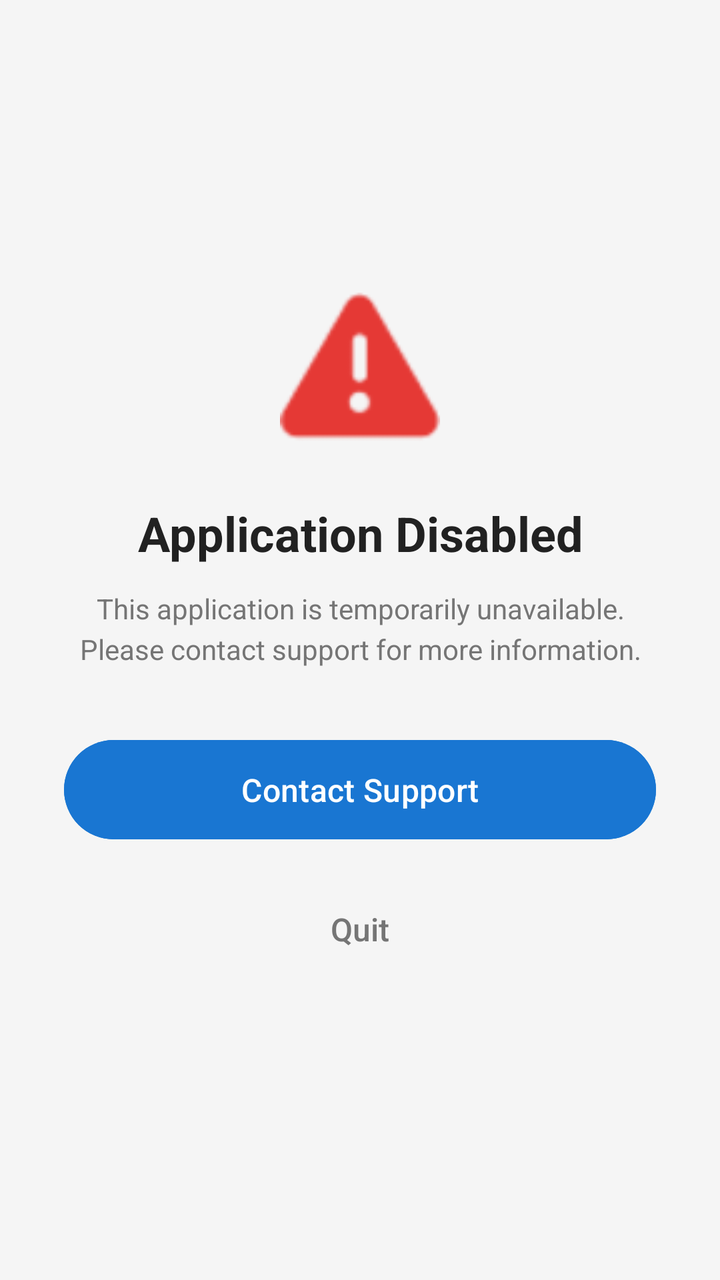
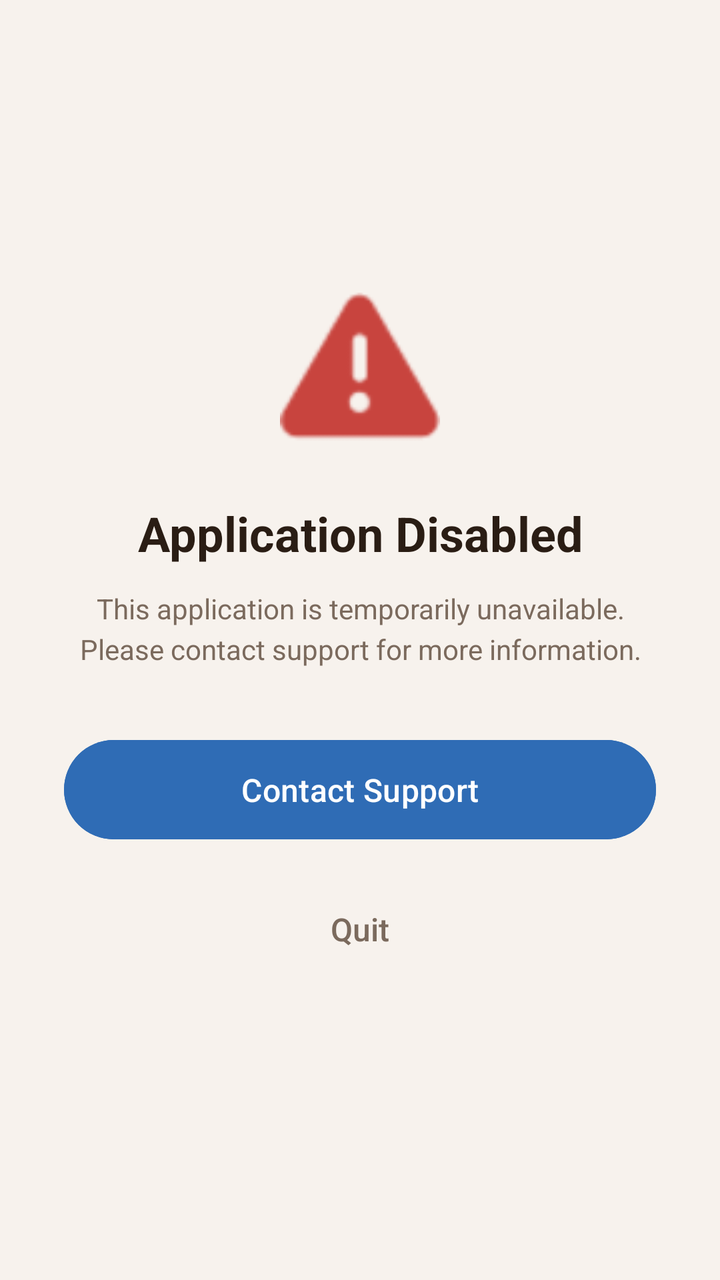

Two renders of the same Android screen: before a commit and after it. Below are the layout's source before the change and the commit's diff.
<!-- AndroidManifest.xml: application theme Theme.LoyaltyApp -->
<!-- res/layout/activity_blocked.xml -->
<LinearLayout xmlns:android="http://schemas.android.com/apk/res/android"
    android:orientation="vertical"
    android:gravity="center"
    android:padding="32dp"
    android:layout_width="match_parent"
    android:layout_height="match_parent"
    android:background="#F5F5F5">

    
    <TextView
        android:layout_width="80dp"
        android:layout_height="80dp"
        android:background="@android:drawable/ic_dialog_alert"
        android:backgroundTint="#E53935"
        android:layout_marginBottom="24dp"/>

    
    <TextView
        android:layout_width="wrap_content"
        android:layout_height="wrap_content"
        android:text="Application Disabled"
        android:textSize="24sp"
        android:textColor="#212121"
        android:textStyle="bold"
        android:gravity="center"
        android:layout_marginBottom="12dp"/>

    
    <TextView
        android:id="@+id/blockMsg"
        android:layout_width="match_parent"
        android:layout_height="wrap_content"
        android:text="This application is temporarily unavailable. Please contact support for more information."
        android:textSize="14sp"
        android:textColor="#757575"
        android:gravity="center"
        android:lineSpacingExtra="4dp"
        android:layout_marginBottom="32dp"/>

    
    <Button
        android:id="@+id/btnSupport"
        android:layout_width="match_parent"
        android:layout_height="wrap_content"
        android:text="Contact Support"
        android:textSize="16sp"
        android:textColor="#FFFFFF"
        android:backgroundTint="#1976D2"
        android:paddingVertical="14dp"
        android:layout_marginBottom="12dp"
        android:textAllCaps="false"/>

    
    <Button
        android:id="@+id/btnQuit"
        android:layout_width="match_parent"
        android:layout_height="wrap_content"
        android:text="Quit"
        android:textSize="16sp"
        android:textColor="#757575"
        android:background="@android:color/transparent"
        android:paddingVertical="14dp"
        android:textAllCaps="false"
        style="?android:attr/borderlessButtonStyle"/>

</LinearLayout>
<!-- resources referenced by this layout -->
<resources>
  <style name="Theme.LoyaltyApp" parent="Base.Theme.LoyaltyApp" />
  <style name="Base.Theme.LoyaltyApp" parent="Theme.Material3.DayNight.NoActionBar">
          
          <item name="colorPrimary">#DEDEDE</item>
          
          <item name="android:statusBarColor">@color/statusBarLight</item>
          
          <item name="android:windowLightStatusBar">true</item>
  
      </style>
  <color name="statusBarLight">#FAFAFA</color>
</resources>

<!-- the commit's change to res/layout/activity_blocked.xml (unified diff, before → after) -->
@@ -4,14 +4,14 @@
     android:padding="32dp"
     android:layout_width="match_parent"
     android:layout_height="match_parent"
-    android:background="#F5F5F5">
+    android:background="@color/surface_container">
 
     
     <TextView
         android:layout_width="80dp"
         android:layout_height="80dp"
         android:background="@android:drawable/ic_dialog_alert"
-        android:backgroundTint="#E53935"
+        android:backgroundTint="@color/status_error"
         android:layout_marginBottom="24dp"/>
 
     
@@ -20,7 +20,7 @@
         android:layout_height="wrap_content"
         android:text="Application Disabled"
         android:textSize="24sp"
-        android:textColor="#212121"
+        android:textColor="@color/text_primary"
         android:textStyle="bold"
         android:gravity="center"
         android:layout_marginBottom="12dp"/>
@@ -32,7 +32,7 @@
         android:layout_height="wrap_content"
         android:text="This application is temporarily unavailable. Please contact support for more information."
         android:textSize="14sp"
-        android:textColor="#757575"
+        android:textColor="@color/text_secondary"
         android:gravity="center"
         android:lineSpacingExtra="4dp"
         android:layout_marginBottom="32dp"/>
@@ -44,8 +44,8 @@
         android:layout_height="wrap_content"
         android:text="Contact Support"
         android:textSize="16sp"
-        android:textColor="#FFFFFF"
-        android:backgroundTint="#1976D2"
+        android:textColor="@color/on_status"
+        android:backgroundTint="@color/status_info"
         android:paddingVertical="14dp"
         android:layout_marginBottom="12dp"
         android:textAllCaps="false"/>
@@ -57,7 +57,7 @@
         android:layout_height="wrap_content"
         android:text="Quit"
         android:textSize="16sp"
-        android:textColor="#757575"
+        android:textColor="@color/text_secondary"
         android:background="@android:color/transparent"
         android:paddingVertical="14dp"
         android:textAllCaps="false"
<!-- resource entries referenced after the edit -->
@@ -1,15 +1,64 @@
 <!-- resources referenced by this layout -->
 <resources>
+  <color name="on_status">#FFFFFF</color>
+  <color name="status_error">#C8443E</color>
+  <color name="status_info">#2F6CB5</color>
+  <color name="surface_container">#F7F2ED</color>
+  <color name="text_primary">#2A1D14</color>
+  <color name="text_secondary">#7B6A5D</color>
   <style name="Theme.LoyaltyApp" parent="Base.Theme.LoyaltyApp" />
   <style name="Base.Theme.LoyaltyApp" parent="Theme.Material3.DayNight.NoActionBar">
+  
           
-          <item name="colorPrimary">#DEDEDE</item>
+          <item name="colorPrimary">@color/brand_primary</item>
+          <item name="colorOnPrimary">@color/brand_on_primary</item>
+          <item name="colorPrimaryContainer">@color/brand_primary_container</item>
+          <item name="colorOnPrimaryContainer">@color/brand_on_primary_container</item>
+          <item name="colorSecondary">@color/brand_accent</item>
+          <item name="colorOnSecondary">@color/brand_on_accent</item>
+          <item name="colorSecondaryContainer">@color/brand_primary_container</item>
+          <item name="colorOnSecondaryContainer">@color/brand_on_primary_container</item>
+          <item name="colorTertiary">@color/brand_tertiary</item>
+          <item name="colorOnTertiary">@color/brand_on_primary</item>
+  
           
-          <item name="android:statusBarColor">@color/statusBarLight</item>
+          <item name="android:colorBackground">@color/surface</item>
+          <item name="colorSurface">@color/surface</item>
+          <item name="colorOnSurface">@color/text_primary</item>
+          <item name="colorSurfaceVariant">@color/surface_container</item>
+          <item name="colorOnSurfaceVariant">@color/text_secondary</item>
+          <item name="colorOutline">@color/outline</item>
+          <item name="colorOutlineVariant">@color/outline</item>
+  
+          
+          <item name="colorError">@color/status_error</item>
+          <item name="colorOnError">@color/on_status</item>
+          <item name="colorErrorContainer">@color/status_error_container</item>
+          <item name="colorOnErrorContainer">@color/status_error_strong</item>
+  
+          
+          <item name="android:textColorPrimary">@color/text_primary</item>
+          <item name="android:textColorSecondary">@color/text_secondary</item>
+          <item name="android:textColorTertiary">@color/text_tertiary</item>
+          <item name="android:textColorHint">@color/text_tertiary</item>
+  
+          
+          <item name="android:statusBarColor">@color/surface</item>
+          <item name="android:navigationBarColor">@color/surface</item>
           
           <item name="android:windowLightStatusBar">true</item>
-  
       </style>
-  <color name="statusBarLight">#FAFAFA</color>
+  <color name="brand_primary">#8B5A3C</color>
+  <color name="brand_on_primary">#FFFFFF</color>
+  <color name="brand_primary_container">#F3E7DE</color>
+  <color name="brand_on_primary_container">#4A2F1C</color>
+  <color name="brand_accent">#D97424</color>
+  <color name="brand_on_accent">#FFFFFF</color>
+  <color name="brand_tertiary">#A67C52</color>
+  <color name="surface">#FFFFFF</color>
+  <color name="outline">#E7DFD8</color>
+  <color name="status_error_container">#FBE9E7</color>
+  <color name="status_error_strong">#A32B26</color>
+  <color name="text_tertiary">#A99A8E</color>
 </resources>
 
